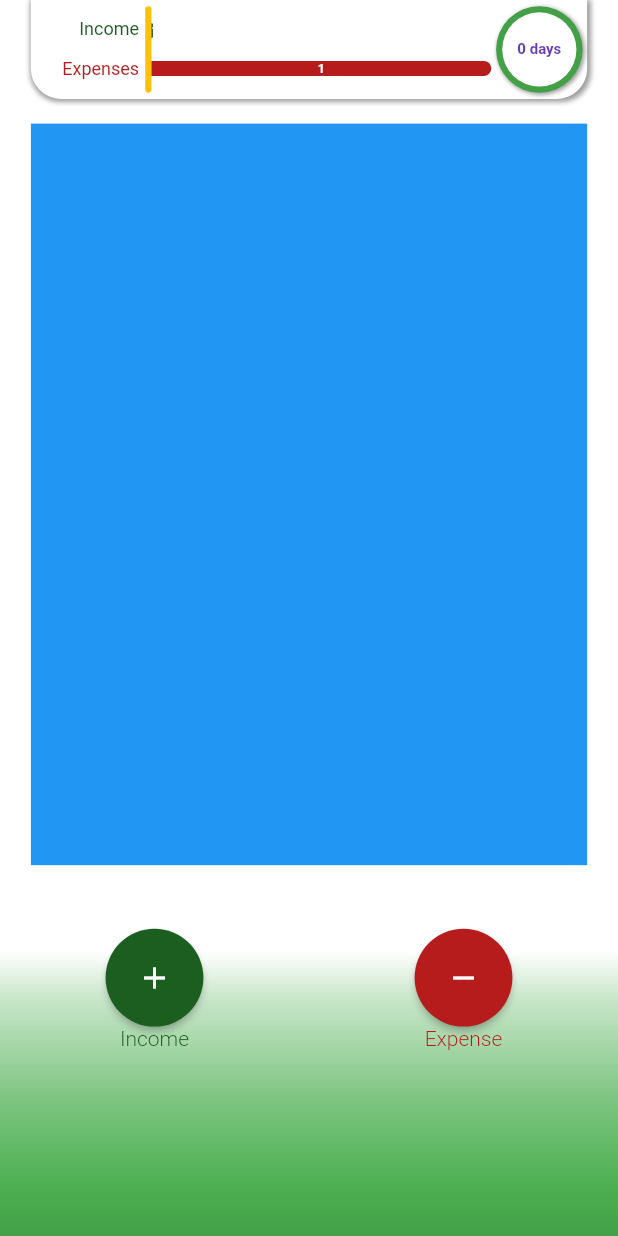
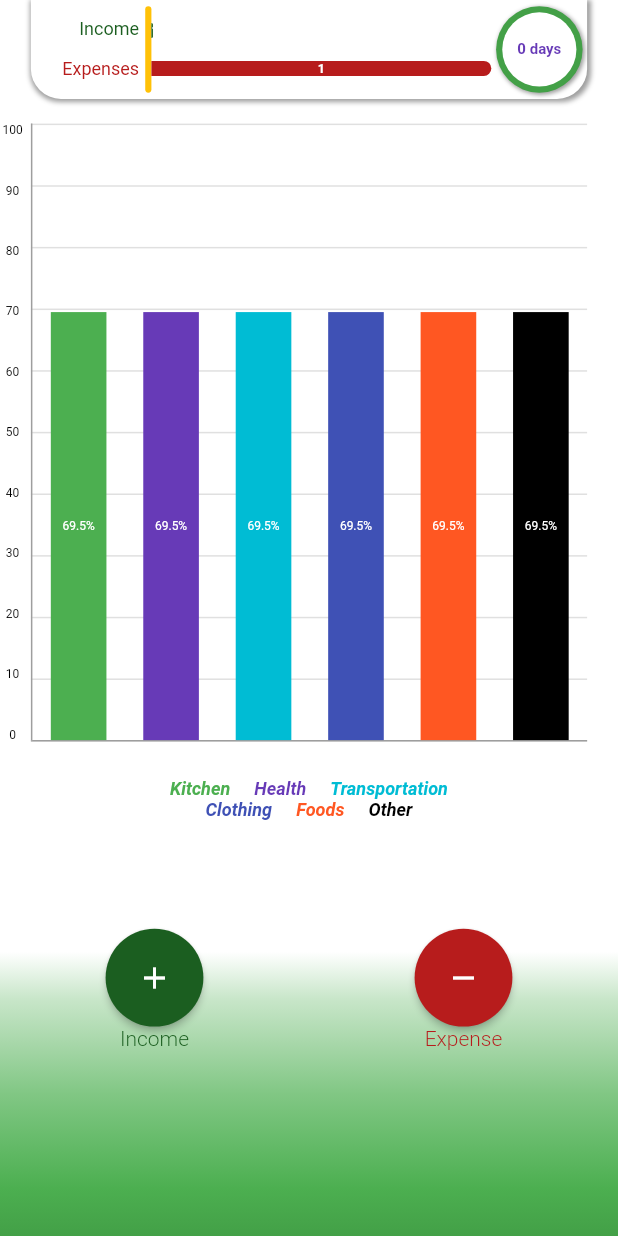
Before and after one commit to sharmashashi/myexpenses, a Flutter app: the screen it shows after launch, on a phone screen of 412 x 824 dp. Run offline on Flutter 3.47's test engine with Material 2 defaults, Android fonts, the phone set to English and light mode, and no system bars; our stand-ins replace shared_preferences.

Commit message:
laid out bar chart sample

```diff
--- /dev/null
+++ b/lib/src/chart/chart_provider.dart
@@ -0,0 +1,50 @@
+import 'package:flutter/material.dart';
+
+class BarChartProvider extends ChangeNotifier {
+  double chartWidth = 0, chartHeight = 0;
+  double kitchen = 0,
+      health = 0,
+      transportation = 0,
+      clothing = 0,
+      foods = 0,
+      other = 0;
+
+  ///getter
+  get getKitchenHeight => kitchen;
+  get getHealthHeight => health;
+  get getTransportationHeight => transportation;
+  get getClothingHeight => clothing;
+  get getFoodsHeight => foods;
+  get getOtherHeight => other;
+
+  ///setter
+  set setKitchenHeight(double height) {
+    this.kitchen = height;
+    notifyListeners();
+  }
+
+  set setHealthHeight(double height) {
+    this.health = height;
+    notifyListeners();
+  }
+
+  set setTransportationHeight(double height) {
+    this.transportation = height;
+    notifyListeners();
+  }
+
+  set setClothingHeight(double height) {
+    this.clothing = height;
+    notifyListeners();
+  }
+
+  set setFoodsHeight(double height) {
+    this.foods = height;
+    notifyListeners();
+  }
+
+  set setOtherHeight(double height) {
+    this.other = height;
+    notifyListeners();
+  }
+}
--- /dev/null
+++ b/lib/src/chart/charts.dart
@@ -0,0 +1,271 @@
+import 'package:flutter/material.dart';
+import 'package:myexpenses/src/chart/chart_provider.dart';
+import 'package:myexpenses/src/utils/dimention_in_percent.dart';
+import 'dart:math';
+
+import 'package:provider/provider.dart';
+
+class Charts extends StatefulWidget {
+  @override
+  _ChartsState createState() => _ChartsState();
+}
+
+class _ChartsState extends State<Charts> {
+  @override
+  Widget build(BuildContext context) {
+    return Container(
+      height: MediaQuery.of(context).size.height,
+      width: MediaQuery.of(context).size.width,
+      child: Stack(
+        overflow: Overflow.visible,
+        children: <Widget>[
+          ///for left percentages
+          Positioned(
+            left: -percent(MediaQuery.of(context).size.width, 5),
+            child: Container(
+              height: percent(MediaQuery.of(context).size.height, 50),
+              width: percent(MediaQuery.of(context).size.width, 95),
+              child: Column(
+                crossAxisAlignment: CrossAxisAlignment.start,
+                mainAxisAlignment: MainAxisAlignment.spaceBetween,
+                children: <Widget>[
+                  createPercent(
+                      '100', percent(MediaQuery.of(context).size.width, 90)),
+                  createPercent(
+                      '90', percent(MediaQuery.of(context).size.width, 90)),
+                  createPercent(
+                      '80', percent(MediaQuery.of(context).size.width, 90)),
+                  createPercent(
+                      '70', percent(MediaQuery.of(context).size.width, 90)),
+                  createPercent(
+                      '60', percent(MediaQuery.of(context).size.width, 90)),
+                  createPercent(
+                      '50', percent(MediaQuery.of(context).size.width, 90)),
+                  createPercent(
+                      '40', percent(MediaQuery.of(context).size.width, 90)),
+                  createPercent(
+                      '30', percent(MediaQuery.of(context).size.width, 90)),
+                  createPercent(
+                      '20', percent(MediaQuery.of(context).size.width, 90)),
+                  createPercent(
+                      '10', percent(MediaQuery.of(context).size.width, 90)),
+                  createPercent(
+                      '0', percent(MediaQuery.of(context).size.width, 90)),
+                ],
+              ),
+            ),
+          ),
+
+          ///for percent horizontal bars
+          Positioned(
+            left: 0,
+            child: Container(
+              height: percent(MediaQuery.of(context).size.height, 50),
+              width: percent(MediaQuery.of(context).size.width, 95),
+              child: Column(
+                crossAxisAlignment: CrossAxisAlignment.start,
+                mainAxisAlignment: MainAxisAlignment.spaceBetween,
+                children: <Widget>[
+                  createColumnItem(
+                      percent(MediaQuery.of(context).size.width, 90)),
+                  createColumnItem(
+                      percent(MediaQuery.of(context).size.width, 90)),
+                  createColumnItem(
+                      percent(MediaQuery.of(context).size.width, 90)),
+                  createColumnItem(
+                      percent(MediaQuery.of(context).size.width, 90)),
+                  createColumnItem(
+                      percent(MediaQuery.of(context).size.width, 90)),
+                  createColumnItem(
+                      percent(MediaQuery.of(context).size.width, 90)),
+                  createColumnItem(
+                      percent(MediaQuery.of(context).size.width, 90)),
+                  createColumnItem(
+                      percent(MediaQuery.of(context).size.width, 90)),
+                  createColumnItem(
+                      percent(MediaQuery.of(context).size.width, 90)),
+                  createColumnItem(
+                      percent(MediaQuery.of(context).size.width, 90)),
+                  createColumnItem(
+                      percent(MediaQuery.of(context).size.width, 90)),
+                ],
+              ),
+            ),
+          ),
+
+          ///for bars
+
+          Container(
+            decoration: BoxDecoration(
+                color: Colors.transparent,
+                border: BorderDirectional(
+                    start: BorderSide(color: Colors.grey),
+                    bottom: BorderSide(color: Colors.grey))),
+            height: percent(MediaQuery.of(context).size.height, 50),
+            width: percent(MediaQuery.of(context).size.width, 90),
+            alignment: Alignment.bottomLeft,
+            child: Row(
+              crossAxisAlignment: CrossAxisAlignment.end,
+              mainAxisAlignment: MainAxisAlignment.spaceAround,
+              children: <Widget>[
+                ///for kitchen
+                CategoryItem(
+                  regionHeight: percent(MediaQuery.of(context).size.height, 50),
+                  regionWidth: percent(MediaQuery.of(context).size.width, 90),
+                  itemKey: 'Kitchen',
+                ),
+
+                ///for health
+                CategoryItem(
+                  regionHeight: percent(MediaQuery.of(context).size.height, 50),
+                  regionWidth: percent(MediaQuery.of(context).size.width, 90),
+                  itemKey: 'Health',
+                ),
+
+                ///for transportation
+                CategoryItem(
+                  regionHeight: percent(MediaQuery.of(context).size.height, 50),
+                  regionWidth: percent(MediaQuery.of(context).size.width, 90),
+                  itemKey: 'Transportation',
+                ),
+
+                ///for clothing
+                CategoryItem(
+                  regionHeight: percent(MediaQuery.of(context).size.height, 50),
+                  regionWidth: percent(MediaQuery.of(context).size.width, 90),
+                  itemKey: 'Clothing',
+                ),
+
+                ///for foods
+                CategoryItem(
+                  regionHeight: percent(MediaQuery.of(context).size.height, 50),
+                  regionWidth: percent(MediaQuery.of(context).size.width, 90),
+                  itemKey: 'Foods',
+                ),
+
+                ///for other
+                CategoryItem(
+                  regionHeight: percent(MediaQuery.of(context).size.height, 50),
+                  regionWidth: percent(MediaQuery.of(context).size.width, 90),
+                  itemKey: 'Other',
+                ),
+              ],
+            ),
+          ),
+        ],
+      ),
+    );
+  }
+
+  ///returns a column to represent horizontal line
+  ///to show in left of chart
+  Widget createColumnItem(double regionWidth) {
+    return
+
+        ///for horizontal line
+        Container(
+      height: 1,
+      color: Colors.grey[300],
+      width: regionWidth,
+    );
+  }
+
+  ///returns percent
+  Widget createPercent(String percentage, double regionWidth) {
+    return Container(
+        alignment: Alignment.center,
+        width: percent(regionWidth, 4.5),
+        child: Text(percentage,
+            style: TextStyle(color: Colors.black, fontSize: 8)));
+  }
+}
+
+class CategoryItem extends StatefulWidget {
+  final regionHeight, regionWidth, provider, itemKey;
+  CategoryItem(
+      {this.regionHeight, this.regionWidth, this.provider, this.itemKey});
+  @override
+  _CategoryItemState createState() => _CategoryItemState();
+}
+
+class _CategoryItemState extends State<CategoryItem> {
+  final Map<String, Color> barColors = {
+    "Kitchen": Colors.green,
+    "Health": Colors.deepPurple,
+    "Transportation": Colors.cyan,
+    "Clothing": Colors.indigo,
+    "Foods": Colors.deepOrange,
+    "Other": Colors.black
+  };
+  @override
+  Widget build(BuildContext context) {
+    return ChangeNotifierProvider<BarChartProvider>(
+      builder: (context) => BarChartProvider(),
+      child: Builder(builder: (BuildContext context) {
+        ///initialize provider
+        var _barChartProvider = Provider.of<BarChartProvider>(context);
+
+        return
+
+            ///for graphical bar
+            Container(
+          alignment: Alignment.center,
+          height: percent(widget.regionHeight, 69.5) - 1,
+          width: percent(widget.regionWidth, 10),
+          color: barColors[widget.itemKey],
+          child: Text(
+            '69.5%',
+            style: TextStyle(
+                color: Colors.white, fontWeight: FontWeight.w400, fontSize: 8),
+          ),
+        );
+      }),
+    );
+  }
+}
+
+///widget for chart item info
+class ChartItemText extends StatelessWidget {
+  @override
+  Widget build(BuildContext context) {
+    return Container(
+      width: MediaQuery.of(context).size.width,
+      alignment: Alignment.center,
+        child: Column(
+          crossAxisAlignment: CrossAxisAlignment.center,
+      children: <Widget>[
+        Row(
+          mainAxisAlignment: MainAxisAlignment.center,
+          children: <Widget>[
+            createChartItemText('Kitchen', Colors.green),
+            createChartItemText('Health', Colors.deepPurple),
+            createChartItemText('Transportation', Colors.cyan),
+          ],
+        ),
+        Row(
+          mainAxisAlignment: MainAxisAlignment.center,
+          children: <Widget>[
+            createChartItemText('Clothing', Colors.indigo),
+            createChartItemText('Foods', Colors.deepOrange),
+            createChartItemText('Other', Colors.black),
+          ],
+        )
+      ],
+    ));
+  }
+
+  ///returns chartItemtext
+  Widget createChartItemText(String itemName, Color color) {
+    return Padding(
+      padding: const EdgeInsets.symmetric(horizontal:8.0),
+      child: Text(
+        itemName,
+        style: TextStyle(
+            color: color,
+            fontSize: 12,
+            fontWeight: FontWeight.bold,
+            fontStyle: FontStyle.italic),
+      ),
+    );
+  }
+}
--- a/lib/src/home/add_expense_descprition.dart
+++ b/lib/src/home/add_expense_descprition.dart
@@ -213,8 +213,8 @@ class ExpenseDescription extends StatelessWidget {
       updateSharedPreferences(expenseInTransportation: encodedDetail);
     else if (categoryKey == 'Foods')
       updateSharedPreferences(expenseInFood: encodedDetail);
-    else if (categoryKey == 'Interior')
-      updateSharedPreferences(expenseInInterior: encodedDetail);
+    else if (categoryKey == 'other')
+      updateSharedPreferences(expenseInother: encodedDetail);
     else
       updateSharedPreferences(expenseInHealth: encodedDetail);
     print('detailed expenses updated successfully!!!');
--- a/lib/src/home/app_bar.dart
+++ b/lib/src/home/app_bar.dart
@@ -3,7 +3,6 @@ import 'package:flutter/material.dart';
 import 'package:myexpenses/src/custom_widgets/custom_widgets.dart';
 import 'package:myexpenses/src/local_storage/sharedPreferences.dart';
 import 'package:myexpenses/src/utils/dimention_in_percent.dart';
-import 'dart:convert' as json;
 
 Widget appBar(var homeProvider, {double fullHeight, double fullWidth}) {
   return Positioned(
--- a/lib/src/home/charts.dart
+++ /dev/null
@@ -1,25 +0,0 @@
-import 'package:flutter/material.dart';
-import 'package:myexpenses/src/utils/dimention_in_percent.dart';
-
-class Charts extends StatefulWidget {
-  @override
-  _ChartsState createState() => _ChartsState();
-}
-
-class _ChartsState extends State<Charts> {
-  @override
-  Widget build(BuildContext context) {
-    return Positioned(
-      top: percent(MediaQuery.of(context).size.height, 10),
-      left: percent(MediaQuery.of(context).size.width, 5),
-      child: Container(
-        color: Colors.blue,
-        height: percent(MediaQuery.of(context).size.height, 60),
-        width: percent(MediaQuery.of(context).size.width, 90),
-
-        ///for chart
-
-      ),
-    );
-  }
-}
--- a/lib/src/home/home.dart
+++ b/lib/src/home/home.dart
@@ -1,9 +1,8 @@
 import 'package:flutter/cupertino.dart';
 import 'package:flutter/material.dart';
+import 'package:myexpenses/src/chart/charts.dart';
 import 'package:myexpenses/src/custom_widgets/custom_widgets.dart';
 import 'package:myexpenses/src/home/app_bar.dart';
-import 'package:myexpenses/src/home/charts.dart';
-import 'package:myexpenses/src/home/home_body.dart';
 import 'package:myexpenses/src/home/home_provider.dart';
 import 'package:myexpenses/src/home/select_category.dart';
 import 'package:myexpenses/src/local_storage/sharedPreferences.dart';
@@ -53,7 +52,20 @@ class _HomeState extends State<Home> {
                 fullHeight: _fullHeight,
                 fullWidth: _fullWidth,
               ),
-             Charts(),
+
+              ///for chart
+              Positioned(
+                top: percent(_fullHeight, 10),
+                left: percent(_fullWidth, 5),
+                bottom: percent(_fullHeight, 35),
+                child: Charts(),
+              ),
+
+              ///for chartItemtext
+              Positioned(
+                top: percent(MediaQuery.of(context).size.height, 63),
+                child: ChartItemText(),
+              ),
 
               ///bottom of home
               Positioned(
--- a/lib/src/home/select_category.dart
+++ b/lib/src/home/select_category.dart
@@ -48,8 +48,8 @@ class _SelectCategoryState extends State<SelectCategory> {
 
           ///for health
           createRowCategory(
-              imagePath: 'assets/images/interior.jpg',
-              categoryName: 'Interior'),
+              imagePath: 'assets/images/other.jpg',
+              categoryName: 'other'),
         ],
       ),
     );
--- a/lib/src/local_storage/sharedPreferences.dart
+++ b/lib/src/local_storage/sharedPreferences.dart
@@ -9,7 +9,7 @@ void updateSharedPreferences(
     expenseInTransportation,
     expenseInClothing,
     expenseInKitchen,
-    expenseInInterior}) async {
+    expenseInother}) async {
   SharedPreferences myprefs = await SharedPreferences.getInstance();
   totalIncome != null ? myprefs.setDouble('totalIncome', totalIncome) : null;
   totalExpense != null ? myprefs.setDouble('totalExpense', totalExpense) : null;
@@ -30,8 +30,8 @@ void updateSharedPreferences(
   expenseInFood != null
       ? myprefs.setString('expenseInFood', expenseInFood)
       : null;
-  expenseInInterior != null
-      ? myprefs.setString('expenseInInterior', expenseInInterior)
+  expenseInother != null
+      ? myprefs.setString('expenseInother', expenseInother)
       : null;
   expenseInTransportation != null
       ? myprefs.setString('expenseInTransportation', expenseInTransportation)
--- a/pubspec.yaml
+++ b/pubspec.yaml
@@ -59,9 +59,9 @@ flutter:
    - assets/images/transportation.jpg
    - assets/images/clothing.jpg
    - assets/images/food.jpg
-   - assets/images/interior.jpg
+   - assets/images/other.jpg
    - assets/custom_icons/health.png
-   - assets/custom_icons/interior.png
+   - assets/custom_icons/other.png
    - assets/custom_icons/food.png
    - assets/custom_icons/kitchen.png
    - assets/custom_icons/transportation.png
```
Also changed, not shown: assets/custom_icons/other.png (renamed from assets/custom_icons/interior.png), assets/images/other.jpg (renamed from assets/images/interior.jpg).
